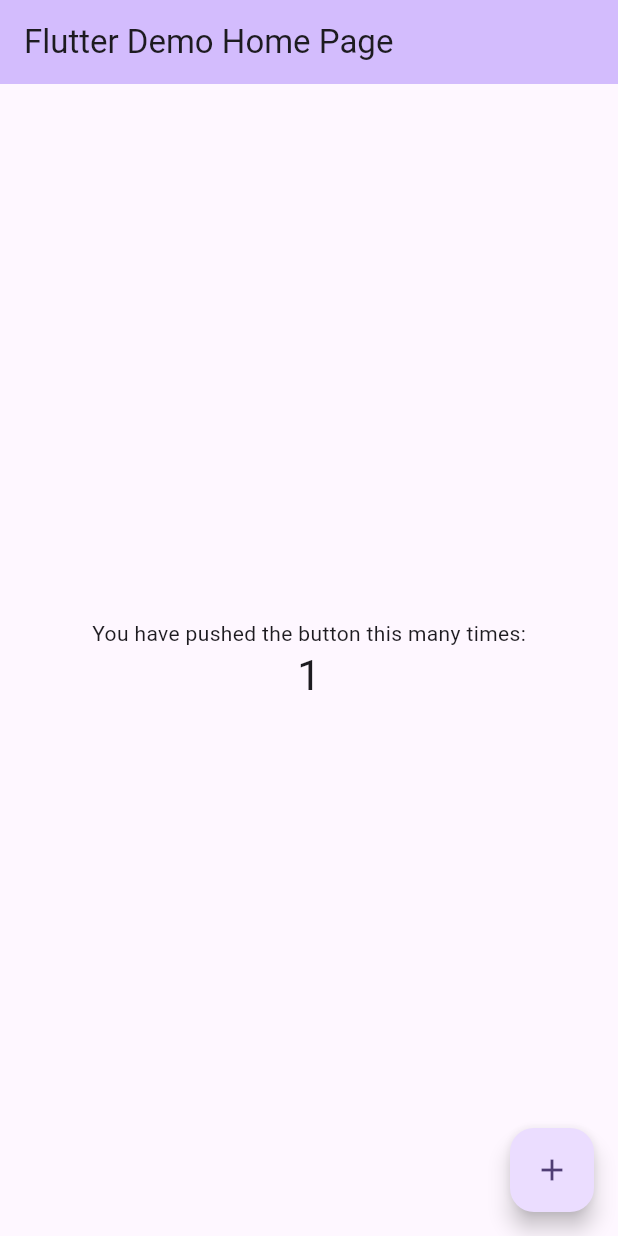
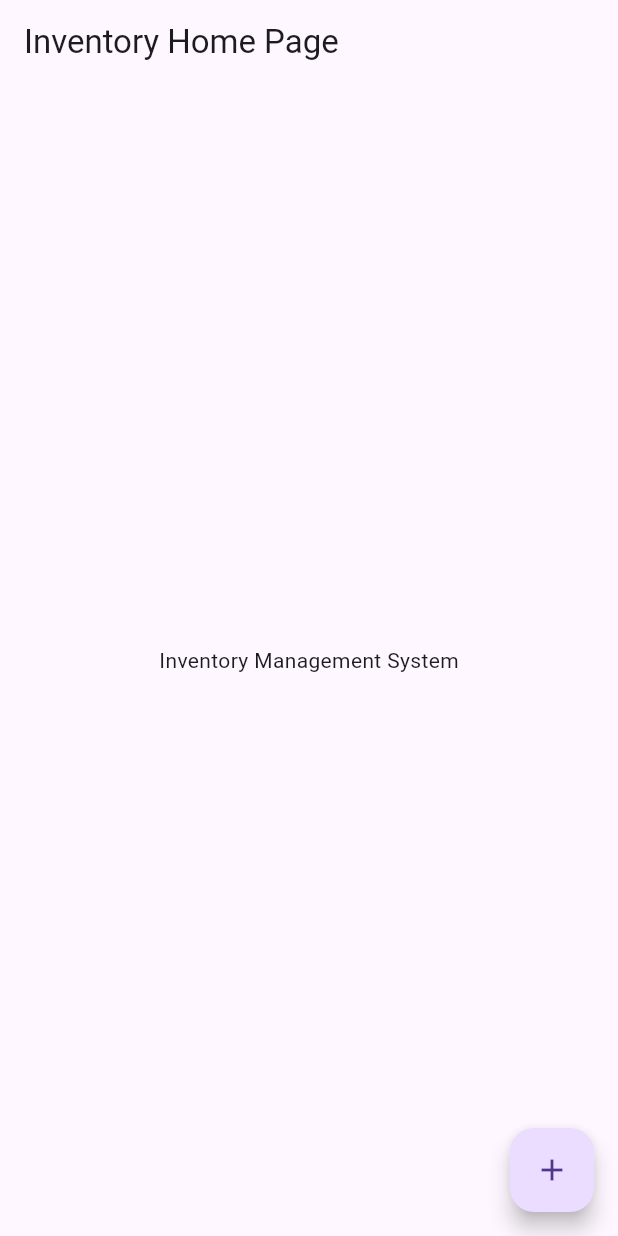
Before and after one commit to Joshua-58/classactivity12, a Flutter app: the screen it shows after launch, after a tap on the "add" icon, on a phone screen of 412 x 824 dp. Run offline on Flutter 3.47's test engine with Material 3 defaults, Android fonts, the phone set to English and light mode, and no system bars; our stand-ins replace cloud_firestore, firebase_core; accounts and stored records are empty; generated files the repository leaves out were written again.

Commit message:
Updated main

```diff
--- a/lib/main.dart
+++ b/lib/main.dart
@@ -1,125 +1,116 @@
 import 'package:flutter/material.dart';
+import 'package:firebase_core/firebase_core.dart';
+import 'package:cloud_firestore/cloud_firestore.dart';
+import 'firebase_options.dart';
 
-void main() {
+void main() async {
+  WidgetsFlutterBinding.ensureInitialized();
+  await Firebase.initializeApp(
+    options: DefaultFirebaseOptions.currentPlatform,
+  );
   runApp(const MyApp());
+}
+
+class Product {
+  String id;
+  String name;
+  double price;
+
+  Product({
+    required this.id,
+    required this.name,
+    required this.price,
+  });
+
+  factory Product.fromDocument(DocumentSnapshot doc) {
+    return Product(
+      id: doc.id,
+      name: doc['name'],
+      price: doc['price'],
+    );
+  }
+
+  Map<String, dynamic> toMap() {
+    return {
+      'name': name,
+      'price': price,
+    };
+  }
+}
+
+class ProductService {
+  final FirebaseFirestore _firestore = FirebaseFirestore.instance;
+
+  Future<Product> readProduct(String id) async {
+    DocumentSnapshot doc =
+        await _firestore.collection('products').doc(id).get();
+    return Product.fromDocument(doc);
+  }
+
+  Future<void> addProduct(Product product) async {
+    await _firestore.collection('products').add(product.toMap());
+  }
+
+  Future<void> updateProduct(Product product) async {
+    await _firestore
+        .collection('products')
+        .doc(product.id)
+        .update(product.toMap());
+  }
+
+  Future<void> deleteProduct(String id) async {
+    await _firestore.collection('products').doc(id).delete();
+  }
 }
 
 class MyApp extends StatelessWidget {
   const MyApp({super.key});
 
-  // This widget is the root of your application.
   @override
   Widget build(BuildContext context) {
     return MaterialApp(
-      title: 'Flutter Demo',
+      title: 'Inventory Management App',
       theme: ThemeData(
-        // This is the theme of your application.
-        //
-        // TRY THIS: Try running your application with "flutter run". You'll see
-        // the application has a purple toolbar. Then, without quitting the app,
-        // try changing the seedColor in the colorScheme below to Colors.green
-        // and then invoke "hot reload" (save your changes or press the "hot
-        // reload" button in a Flutter-supported IDE, or press "r" if you used
-        // the command line to start the app).
-        //
-        // Notice that the counter didn't reset back to zero; the application
-        // state is not lost during the reload. To reset the state, use hot
-        // restart instead.
-        //
-        // This works for code too, not just values: Most code changes can be
-        // tested with just a hot reload.
-        colorScheme: ColorScheme.fromSeed(seedColor: Colors.deepPurple),
-        useMaterial3: true,
+        primarySwatch: Colors.blue,
       ),
-      home: const MyHomePage(title: 'Flutter Demo Home Page'),
+      home: InventoryHomePage(title: 'Inventory Home Page'),
     );
   }
 }
 
-class MyHomePage extends StatefulWidget {
-  const MyHomePage({super.key, required this.title});
-
-  // This widget is the home page of your application. It is stateful, meaning
-  // that it has a State object (defined below) that contains fields that affect
-  // how it looks.
-
-  // This class is the configuration for the state. It holds the values (in this
-  // case the title) provided by the parent (in this case the App widget) and
-  // used by the build method of the State. Fields in a Widget subclass are
-  // always marked "final".
-
+class InventoryHomePage extends StatefulWidget {
+  InventoryHomePage({Key key, this.title}) : super(key: key);
   final String title;
-
   @override
-  State<MyHomePage> createState() => _MyHomePageState();
+  _InventoryHomePageState createState() => _InventoryHomePageState();
 }
 
-class _MyHomePageState extends State<MyHomePage> {
-  int _counter = 0;
-
-  void _incrementCounter() {
-    setState(() {
-      // This call to setState tells the Flutter framework that something has
-      // changed in this State, which causes it to rerun the build method below
-      // so that the display can reflect the updated values. If we changed
-      // _counter without calling setState(), then the build method would not be
-      // called again, and so nothing would appear to happen.
-      _counter++;
-    });
-  }
-
+class _InventoryHomePageState extends State<InventoryHomePage> {
+// TODO: Implement Firestore integration
   @override
   Widget build(BuildContext context) {
-    // This method is rerun every time setState is called, for instance as done
-    // by the _incrementCounter method above.
-    //
-    // The Flutter framework has been optimized to make rerunning build methods
-    // fast, so that you can just rebuild anything that needs updating rather
-    // than having to individually change instances of widgets.
     return Scaffold(
       appBar: AppBar(
-        // TRY THIS: Try changing the color here to a specific color (to
-        // Colors.amber, perhaps?) and trigger a hot reload to see the AppBar
-        // change color while the other colors stay the same.
-        backgroundColor: Theme.of(context).colorScheme.inversePrimary,
-        // Here we take the value from the MyHomePage object that was created by
-        // the App.build method, and use it to set our appbar title.
         title: Text(widget.title),
       ),
-      body: Center(
-        // Center is a layout widget. It takes a single child and positions it
-        // in the middle of the parent.
+      body: const Center(
         child: Column(
-          // Column is also a layout widget. It takes a list of children and
-          // arranges them vertically. By default, it sizes itself to fit its
-          // children horizontally, and tries to be as tall as its parent.
-          //
-          // Column has various properties to control how it sizes itself and
-          // how it positions its children. Here we use mainAxisAlignment to
-          // center the children vertically; the main axis here is the vertical
-          // axis because Columns are vertical (the cross axis would be
-          // horizontal).
-          //
-          // TRY THIS: Invoke "debug painting" (choose the "Toggle Debug Paint"
-          // action in the IDE, or press "p" in the console), to see the
-          // wireframe for each widget.
           mainAxisAlignment: MainAxisAlignment.center,
           children: <Widget>[
-            const Text(
-              'You have pushed the button this many times:',
+            Text(
+              'Inventory Management System',
             ),
-            Text(
-              '$_counter',
-              style: Theme.of(context).textTheme.headlineMedium,
-            ),
+// TODO: Implement inventory list view
           ],
         ),
       ),
       floatingActionButton: FloatingActionButton(
-        onPressed: _incrementCounter,
-        tooltip: 'Increment',
-        child: const Icon(Icons.add),
-      ), // This trailing comma makes auto-formatting nicer for build methods.
+        onPressed: () {
+// TODO: Implement add inventory item
+        },
+        tooltip: 'Add Item',
+        child: Icon(Icons.add),
+      ),
     );
   }
 }
```
Also changed, not shown: lib/firebase_options.dart (deleted).
